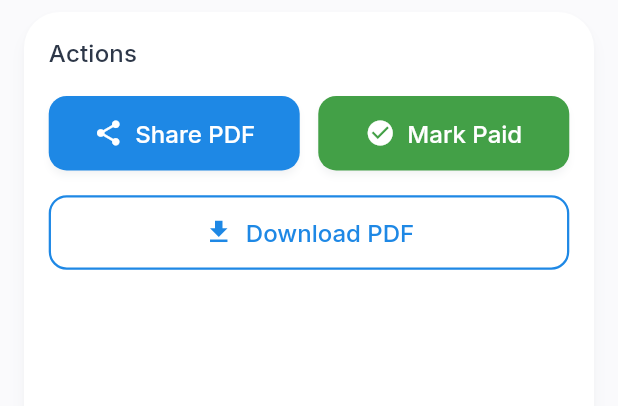
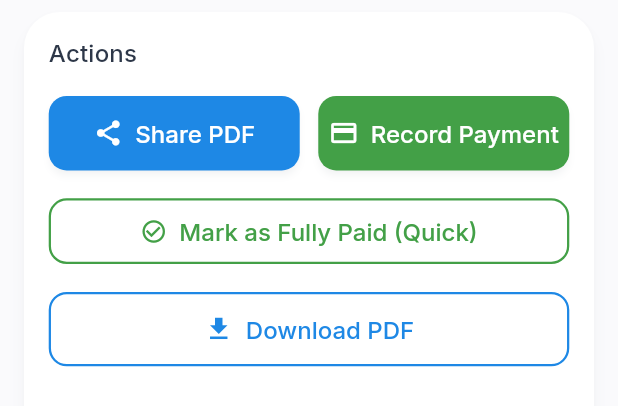
Before and after one commit to Sarthak030506/invoiceflow, a Flutter app: the InvoiceActionButtonsWidget widget shown alone on an empty page, opened directly with empty values, on a phone screen of 412 x 824 dp. Shown: the top 406 px of the screen. Run offline on Flutter 3.47's test engine with Material 3 defaults, Android fonts, the phone set to English and light mode, and no system bars; our stand-ins replace cached_network_image, cloud_firestore, connectivity_plus, contacts_service, csv, dio and 16 more; accounts and stored records are empty.

Commit message:
feat: Add partial payment support for invoices
## New Feature: Record Partial Payments

Users can now record partial payments for both customer invoices and their own dues (purchase invoices), not just mark as fully paid.

### What's New

**1. New "Record Payment" Dialog**
- Enter custom payment amount (supports partial payments)
- Shows payment summary: Total, Already Paid, Remaining Balance
- Quick amount buttons: 25%, 50%, 75%, Full
- Select payment method: Cash, Online, Cheque
- Input validation: prevents negative/overpayment

**2. Updated Action Buttons**
- Primary button: "Record Payment" → Opens dialog for partial payments
- Secondary button: "Mark as Fully Paid (Quick)" → One-click full payment
- Auto-disables when invoice is fully paid
- Shows "Paid in Full" badge when remaining balance is 0

**3. Smart Status Updates**
- Status = "partial" when partially paid
- Status = "paid" when fully paid (auto-detected)
- Tracks cumulative amountPaid over multiple payments
- Updates payment method with each payment

### Files Created
- lib/presentation/invoice_detail_screen/widgets/record_payment_dialog.dart

### Files Modified
- lib/presentation/invoice_detail_screen/invoice_detail_screen.dart
  - Added _recordPayment() method
  - Calculates cumulative payments
  - Auto-detects full payment completion
- lib/presentation/invoice_detail_screen/widgets/invoice_action_buttons_widget.dart
  - Redesigned button layout
  - Shows "Record Payment" as primary action
  - Conditional "Mark Fully Paid" quick action
  - Disabled state for fully paid invoices

### Use Cases
✅ Record ₹500 payment on ₹1000 invoice (50% paid)
✅ Add another ₹300 payment later (80% paid)
✅ Final ₹200 payment → Auto-marks as "Paid in Full"
✅ Works for customer dues (sales invoices)
✅ Works for your dues (purchase invoices)

### UI/UX Improvements
- Clean, modern dialog with summary card
- Quick amount shortcuts for common percentages
- Payment method selector with icons
- Real-time validation feedback
- Success messages show amount recorded
- Distinguishes partial vs full payment completion

🤖 Generated with [Claude Code](https://claude.com/claude-code)

Co-Authored-By: Claude <noreply@anthropic.com>

```diff
--- a/lib/presentation/invoice_detail_screen/widgets/invoice_action_buttons_widget.dart
+++ b/lib/presentation/invoice_detail_screen/widgets/invoice_action_buttons_widget.dart
@@ -6,17 +6,21 @@ import '../../../core/app_export.dart';
 class InvoiceActionButtonsWidget extends StatelessWidget {
   final VoidCallback onShare;
   final VoidCallback onMarkAsPaid;
+  final VoidCallback onRecordPayment;
   final VoidCallback onDownloadPdf;
   final VoidCallback? onDelete;
   final bool isMarkingAsPaid;
+  final bool hasRemainingBalance;
 
   const InvoiceActionButtonsWidget({
     super.key,
     required this.onShare,
     required this.onMarkAsPaid,
+    required this.onRecordPayment,
     required this.onDownloadPdf,
     this.onDelete,
     this.isMarkingAsPaid = false,
+    this.hasRemainingBalance = true,
   });
 
   @override
@@ -57,7 +61,9 @@ class InvoiceActionButtonsWidget extends StatelessWidget {
                 SizedBox(width: 3.w),
                 Expanded(
                   child: ElevatedButton.icon(
-                    onPressed: isMarkingAsPaid ? null : onMarkAsPaid,
+                    onPressed: hasRemainingBalance
+                        ? (isMarkingAsPaid ? null : onRecordPayment)
+                        : null,
                     icon: isMarkingAsPaid
                         ? SizedBox(
                             width: 20,
@@ -67,14 +73,25 @@ class InvoiceActionButtonsWidget extends StatelessWidget {
                               valueColor: AlwaysStoppedAnimation<Color>(Colors.white),
                             ),
                           )
-                        : Icon(Icons.check_circle, size: 20),
-                    label: Text(isMarkingAsPaid ? "Processing..." : "Mark Paid"),
+                        : Icon(
+                            hasRemainingBalance ? Icons.payment : Icons.check_circle,
+                            size: 20,
+                          ),
+                    label: Text(
+                      isMarkingAsPaid
+                          ? "Processing..."
+                          : hasRemainingBalance
+                              ? "Record Payment"
+                              : "Paid in Full",
+                    ),
                     style: ElevatedButton.styleFrom(
                       padding: EdgeInsets.symmetric(vertical: 1.8.h),
-                      backgroundColor: Colors.green.shade600,
+                      backgroundColor: hasRemainingBalance
+                          ? Colors.green.shade600
+                          : Colors.grey.shade400,
                       foregroundColor: Colors.white,
-                      disabledBackgroundColor: Colors.green.shade400,
-                      disabledForegroundColor: Colors.white,
+                      disabledBackgroundColor: Colors.grey.shade300,
+                      disabledForegroundColor: Colors.grey.shade600,
                       shape: RoundedRectangleBorder(
                         borderRadius: BorderRadius.circular(12),
                       ),
@@ -83,6 +100,27 @@ class InvoiceActionButtonsWidget extends StatelessWidget {
                 ),
               ],
             ),
+
+            // Quick Mark as Paid button (only show if there's remaining balance)
+            if (hasRemainingBalance && !isMarkingAsPaid) ...[
+              SizedBox(height: 2.h),
+              SizedBox(
+                width: double.infinity,
+                child: OutlinedButton.icon(
+                  onPressed: onMarkAsPaid,
+                  icon: Icon(Icons.check_circle_outline, size: 18),
+                  label: Text("Mark as Fully Paid (Quick)"),
+                  style: OutlinedButton.styleFrom(
+                    padding: EdgeInsets.symmetric(vertical: 1.5.h),
+                    side: BorderSide(color: Colors.green.shade600, width: 1.5),
+                    foregroundColor: Colors.green.shade600,
+                    shape: RoundedRectangleBorder(
+                      borderRadius: BorderRadius.circular(12),
+                    ),
+                  ),
+                ),
+              ),
+            ],
 
             SizedBox(height: 2.h),
 
```
Also changed, not shown: lib/presentation/invoice_detail_screen/invoice_detail_screen.dart (+68 -0 lines), lib/presentation/invoice_detail_screen/widgets/record_payment_dialog.dart (added, +326 -0 lines).
